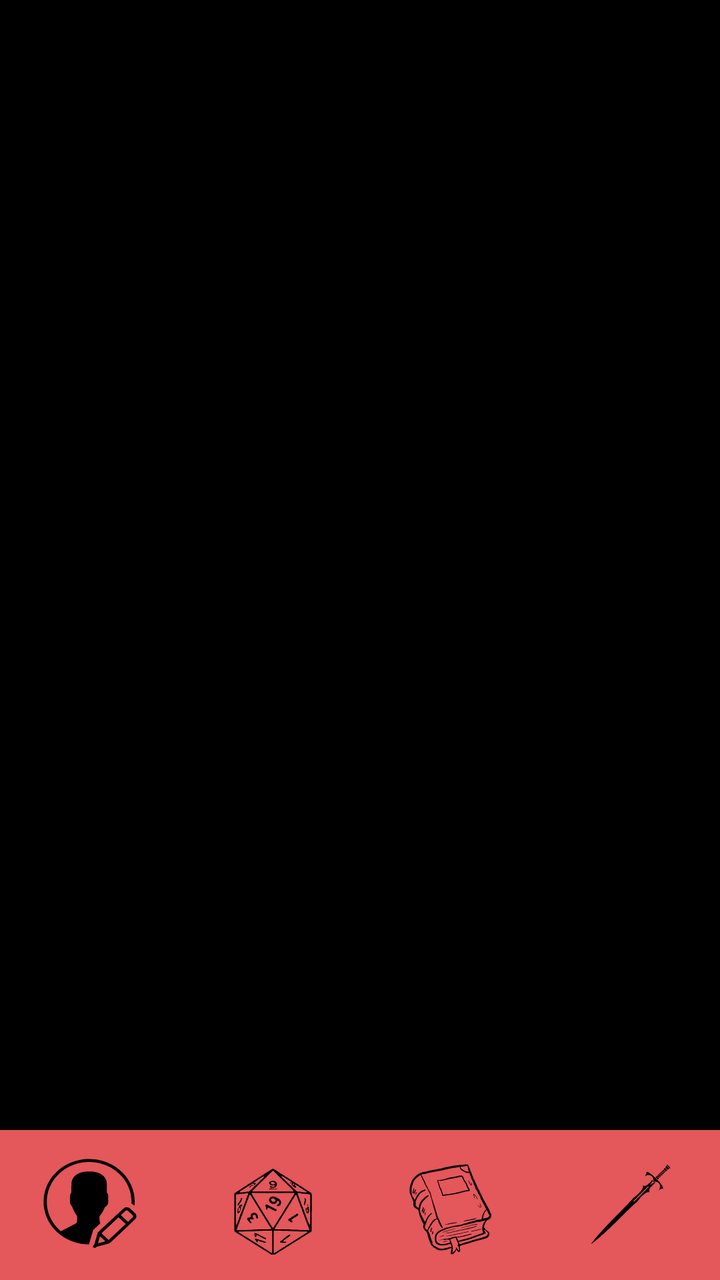
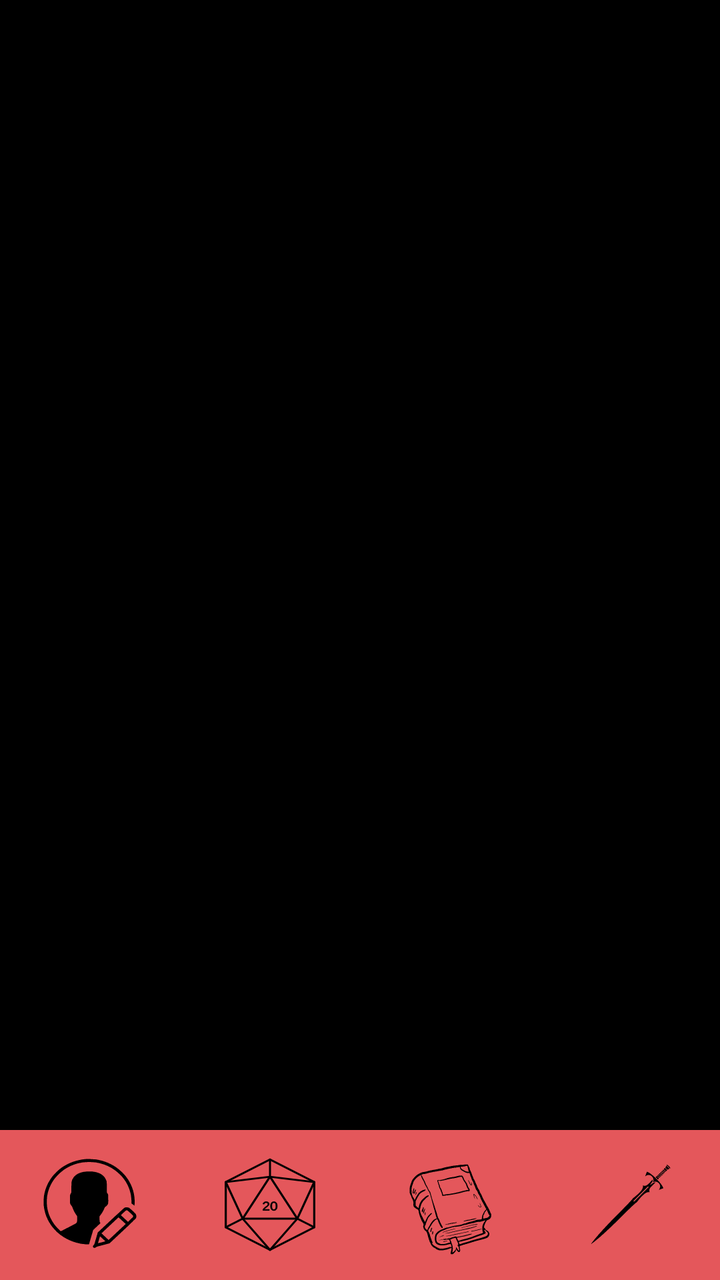

Two renders of the same Android screen: before a commit and after it. Below are the layout's source before the change and the commit's diff.
<!-- AndroidManifest.xml: application theme Theme.DnDiceCompanion -->
<!-- res/layout/barra_navegacio.xml -->
<?xml version="1.0" encoding="utf-8"?>
<androidx.constraintlayout.widget.ConstraintLayout xmlns:android="http://schemas.android.com/apk/res/android"
    xmlns:app="http://schemas.android.com/apk/res-auto"
    xmlns:tools="http://schemas.android.com/tools"
    android:layout_width="match_parent"
    android:layout_height="match_parent"
    android:background="@color/black">

    <androidx.fragment.app.FragmentContainerView
        android:id="@+id/contenedorFragments"
        android:layout_width="0dp"
        android:layout_height="0dp"
        app:layout_constraintTop_toTopOf="parent"
        app:layout_constraintStart_toStartOf="parent"
        app:layout_constraintEnd_toEndOf="parent"
        app:layout_constraintBottom_toTopOf="@id/barraActivities"
        tools:layout="@layout/fragment_character_list" />

    <LinearLayout
        android:id="@+id/barraActivities"
        android:layout_width="0dp"
        android:layout_height="75dp"
        android:orientation="horizontal"
        android:background="@color/buttonColor"
        app:layout_constraintStart_toStartOf="parent"
        app:layout_constraintEnd_toEndOf="parent"
        app:layout_constraintBottom_toBottomOf="parent">

        <com.google.android.material.button.MaterialButton
            android:id="@+id/botoBarraActivitiesCharacter"
            android:layout_width="0dp"
            android:layout_height="match_parent"
            android:layout_weight="1"
            android:background="@drawable/button_barra"
            android:contentDescription="@string/nav_character"
            android:layout_margin="0dp"
            android:insetLeft="0dp"
            android:insetRight="0dp"
            android:insetTop="0dp"
            android:insetBottom="0dp"
            app:cornerRadius="0dp"
            app:backgroundTint="@color/buttonColor"
            app:icon="@drawable/character_icon"
            app:iconGravity="textStart"
            app:iconPadding="0dp"
            app:iconSize="50dp"
            app:iconTint="@null"/>

        <com.google.android.material.button.MaterialButton
            android:id="@+id/botoBarraActivitiesDice"
            android:layout_width="0dp"
            android:layout_height="match_parent"
            android:layout_weight="1"
            android:background="@drawable/button_barra"
            android:contentDescription="@string/nav_dice"
            android:layout_margin="0dp"
            android:insetLeft="0dp"
            android:insetRight="0dp"
            android:insetTop="0dp"
            android:insetBottom="0dp"
            app:cornerRadius="0dp"
            app:backgroundTint="@color/buttonColor"
            app:icon="@drawable/dice_20"
            app:iconGravity="textStart"
            app:iconPadding="0dp"
            app:iconSize="50dp"
            app:iconTint="@null"/>

        <com.google.android.material.button.MaterialButton
            android:id="@+id/botoBarraActivitiesSpellbook"
            android:layout_width="0dp"
            android:layout_height="match_parent"
            android:layout_weight="1"
            android:background="@drawable/button_barra"
            android:contentDescription="@string/nav_spells"
            android:layout_margin="0dp"
            android:insetLeft="0dp"
            android:insetRight="0dp"
            android:insetTop="0dp"
            android:insetBottom="0dp"
            app:cornerRadius="0dp"
            app:backgroundTint="@color/buttonColor"
            app:icon="@drawable/spellbook_icon"
            app:iconGravity="textStart"
            app:iconPadding="0dp"
            app:iconSize="50dp"
            app:iconTint="@null"/>

        <com.google.android.material.button.MaterialButton
            android:id="@+id/botoBarraActivitiesWeapon"
            android:layout_width="0dp"
            android:layout_height="match_parent"
            android:layout_weight="1"
            android:background="@drawable/button_barra"
            android:contentDescription="@string/nav_weapons"
            android:layout_margin="0dp"
            android:insetLeft="0dp"
            android:insetRight="0dp"
            android:insetTop="0dp"
            android:insetBottom="0dp"
            app:cornerRadius="0dp"
            app:backgroundTint="@color/buttonColor"
            app:icon="@drawable/weapon_icon"
            app:iconGravity="textStart"
            app:iconPadding="0dp"
            app:iconSize="50dp"
            app:iconTint="@null"/>

    </LinearLayout>
</androidx.constraintlayout.widget.ConstraintLayout>
<!-- res/layout/fragment_character_list.xml (included above) -->
<?xml version="1.0" encoding="utf-8"?>
<androidx.constraintlayout.widget.ConstraintLayout xmlns:android="http://schemas.android.com/apk/res/android"
    xmlns:app="http://schemas.android.com/apk/res-auto"
    xmlns:tools="http://schemas.android.com/tools"
    android:layout_width="match_parent"
    android:layout_height="match_parent"
    android:background="@color/backgroud">

    <ScrollView
        android:layout_width="match_parent"
        android:layout_height="match_parent"
        tools:layout_editor_absoluteX="39dp"
        tools:layout_editor_absoluteY="-42dp">

        <LinearLayout
            android:id="@+id/CharacterList"
            android:layout_width="match_parent"
            android:layout_height="wrap_content"
            android:orientation="vertical">

            <androidx.cardview.widget.CardView
                android:id="@+id/CardCharacterExemple"
                android:layout_width="match_parent"
                android:layout_height="wrap_content"
                android:layout_marginStart="15dp"
                android:layout_marginTop="15dp"
                android:layout_marginEnd="15dp"
                app:cardBackgroundColor="@color/cardBackground"
                app:cardCornerRadius="16dp"
                android:clickable="true"
                android:focusable="true"
                android:foreground="?attr/selectableItemBackground">

                <LinearLayout
                    android:layout_width="match_parent"
                    android:layout_height="wrap_content"
                    android:gravity="center_vertical"
                    android:orientation="horizontal"
                    android:padding="12dp">

                    <ImageView
                        android:id="@+id/ImageCharacterExemple"
                        android:layout_width="60dp"
                        android:layout_height="60dp"
                        android:layout_marginEnd="15dp"
                        android:contentDescription="@string/char_iniesta"
                        android:scaleType="centerCrop"
                        tools:background="#33FFFFFF" />

                    <LinearLayout
                        android:layout_width="0dp"
                        android:layout_height="wrap_content"
                        android:layout_weight="1"
                        android:orientation="vertical">

                        <TextView
                            android:id="@+id/NameCharacterExemple"
                            android:layout_width="match_parent"
                            android:layout_height="wrap_content"
                            android:text="@string/char_iniesta"
                            android:textColor="@color/colorText"
                            android:textSize="22sp"
                            android:textStyle="bold" />

                        <TextView
                            android:id="@+id/ClassCharacterExemple"
                            android:layout_width="match_parent"
                            android:layout_height="wrap_content"
                            android:text="@string/class_mago_evocacion"
                            android:textColor="@color/colorText"
                            android:textSize="16sp" />
                    </LinearLayout>
                </LinearLayout>
            </androidx.cardview.widget.CardView>

            <androidx.cardview.widget.CardView
                android:id="@+id/CardCharacterExemple2"
                android:layout_width="match_parent"
                android:layout_height="wrap_content"
                android:layout_marginStart="15dp"
                android:layout_marginTop="15dp"
                android:layout_marginEnd="15dp"
                app:cardBackgroundColor="@color/cardBackground"
                app:cardCornerRadius="16dp"
                android:clickable="true"
                android:focusable="true"
                android:foreground="?attr/selectableItemBackground">

                <LinearLayout
                    android:layout_width="match_parent"
                    android:layout_height="wrap_content"
                    android:gravity="center_vertical"
                    android:orientation="horizontal"
                    android:padding="12dp">

                    <ImageView
                        android:id="@+id/ImageCharacterExemple2"
                        android:layout_width="60dp"
                        android:layout_height="60dp"
                        android:layout_marginEnd="15dp"
                        android:contentDescription="@string/char_messi"
                        android:scaleType="centerCrop"
                        tools:background="#33FFFFFF" />

                    <LinearLayout
                        android:layout_width="0dp"
                        android:layout_height="wrap_content"
                        android:layout_weight="1"
                        android:orientation="vertical">

                        <TextView
                            android:id="@+id/NameCharacterExemple2"
                            android:layout_width="match_parent"
                            android:layout_height="wrap_content"
                            android:text="@string/char_messi"
                            android:textColor="@color/colorText"
                            android:textSize="22sp"
                            android:textStyle="bold" />

                        <TextView
                            android:id="@+id/ClassCharacterExemple2"
                            android:layout_width="match_parent"
                            android:layout_height="wrap_content"
                            android:text="@string/class_picaro_ladron"
                            android:textColor="@color/colorText"
                            android:textSize="16sp" />
                    </LinearLayout>
                </LinearLayout>
            </androidx.cardview.widget.CardView>

        </LinearLayout>
    </ScrollView>

    <com.google.android.material.floatingactionbutton.FloatingActionButton
        android:id="@+id/AddCharacter"
        android:layout_width="wrap_content"
        android:layout_height="wrap_content"
        android:layout_margin="20dp"
        android:contentDescription="@string/add_character_desc"
        android:src="@drawable/add_simbol"
        app:layout_constraintEnd_toEndOf="parent"
        app:layout_constraintBottom_toBottomOf="parent"
        android:backgroundTint="@color/buttonColor"/>

</androidx.constraintlayout.widget.ConstraintLayout>
<!-- resources referenced by this layout -->
<resources>
  <color name="backgroud">#14100E</color>
  <color name="black">#FF000000</color>
  <color name="buttonColor">#E4575B</color>
  <color name="cardBackground">#2D2420</color>
  <color name="colorText">#FFFFFF</color>
  <!-- drawable add_simbol (drawable) -->
  <vector xmlns:android="http://schemas.android.com/apk/res/android" android:height="24dp" android:tint="#000000" android:viewportHeight="24" android:viewportWidth="24" android:width="24dp">
      <path android:fillColor="@android:color/white" android:pathData="M19,13h-6v6h-2v-6H5v-2h6V5h2v6h6v2z"/>
  </vector>
  <!-- drawable button_barra (drawable) -->
  <?xml version="1.0" encoding="utf-8"?>
  <shape xmlns:android="http://schemas.android.com/apk/res/android"
      android:shape="rectangle">
      <corners android:radius="0dp"/>
  </shape>
  <!-- drawable character_icon: vector/xml drawable (drawable, 10648 chars, omitted) -->
  <!-- drawable dice_20: vector/xml drawable (drawable, 11183 chars, omitted) -->
  <!-- drawable spellbook_icon: vector/xml drawable (drawable, 31899 chars, omitted) -->
  <!-- drawable weapon_icon: vector/xml drawable (drawable, 4924 chars, omitted) -->
  <string name="add_character_desc">Afegir personatge</string>
  <string name="char_iniesta">Andrés Iniesta</string>
  <string name="char_messi">Lionel Messi</string>
  <string name="class_mago_evocacion">Mag (Evocació)</string>
  <string name="class_picaro_ladron">Pícar (Lladre)</string>
  <string name="nav_character">Personatges</string>
  <string name="nav_dice">Daus</string>
  <string name="nav_spells">Màgies</string>
  <string name="nav_weapons">Armes</string>
  <style name="Theme.DnDiceCompanion" parent="Base.Theme.DnDiceCompanion" />
  <style name="Base.Theme.DnDiceCompanion" parent="Theme.Material3.DayNight.NoActionBar">
      </style>
</resources>

<!-- the commit's change to res/layout/barra_navegacio.xml (unified diff, before → after) -->
@@ -60,7 +60,7 @@
             android:insetBottom="0dp"
             app:cornerRadius="0dp"
             app:backgroundTint="@color/buttonColor"
-            app:icon="@drawable/dice_20"
+            app:icon="@drawable/dice20"
             app:iconGravity="textStart"
             app:iconPadding="0dp"
             app:iconSize="50dp"
<!-- resource entries referenced after the edit -->
@@ -16,7 +16,7 @@
       <corners android:radius="0dp"/>
   </shape>
   <!-- drawable character_icon: vector/xml drawable (drawable, 10648 chars, omitted) -->
-  <!-- drawable dice_20: vector/xml drawable (drawable, 11183 chars, omitted) -->
+  <!-- drawable dice20: vector/xml drawable (drawable, 3955 chars, omitted) -->
   <!-- drawable spellbook_icon: vector/xml drawable (drawable, 31899 chars, omitted) -->
   <!-- drawable weapon_icon: vector/xml drawable (drawable, 4924 chars, omitted) -->
   <string name="add_character_desc">Afegir personatge</string>
